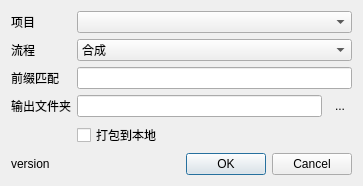
This is csheet_tool.ui in WuLiFang/wlf as Qt 5 draws it before an edit. The edited form follows.
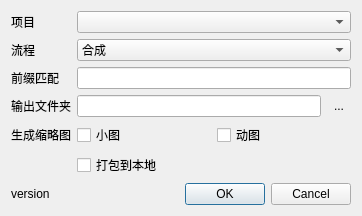
This is the edited form.

Commit message: csheet_tool 0.6.0 # Support GIF

The edit to the form file:
```diff
--- a/csheet_tool.ui
+++ b/csheet_tool.ui
@@ -6,8 +6,8 @@
    <rect>
     <x>0</x>
     <y>0</y>
-    <width>363</width>
-    <height>169</height>
+    <width>362</width>
+    <height>211</height>
    </rect>
   </property>
   <property name="windowTitle">
@@ -86,24 +86,14 @@
      </item>
     </layout>
    </item>
-   <item row="4" column="1">
-    <widget class="QCheckBox" name="checkBoxPack">
-     <property name="toolTip">
-      <string>打包后使用的是本地图片, 连不上服务器也能看, 但同时也不能实时更新了。</string>
-     </property>
-     <property name="text">
-      <string>打包到本地</string>
-     </property>
-    </widget>
-   </item>
-   <item row="5" column="0">
+   <item row="9" column="0">
     <widget class="QLabel" name="labelVersion">
      <property name="text">
       <string>version</string>
      </property>
     </widget>
    </item>
-   <item row="5" column="1">
+   <item row="9" column="1">
     <widget class="QDialogButtonBox" name="buttonBox">
      <property name="orientation">
       <enum>Qt::Horizontal</enum>
@@ -113,6 +103,41 @@
      </property>
     </widget>
    </item>
+   <item row="5" column="1">
+    <widget class="QCheckBox" name="checkBoxPack">
+     <property name="toolTip">
+      <string>打包后使用的是本地图片, 连不上服务器也能看, 但同时也不能实时更新了。</string>
+     </property>
+     <property name="text">
+      <string>打包到本地</string>
+     </property>
+    </widget>
+   </item>
+   <item row="4" column="1">
+    <layout class="QHBoxLayout" name="horizontalLayout_2">
+     <item>
+      <widget class="QCheckBox" name="checkBoxThumb">
+       <property name="text">
+        <string>小图</string>
+       </property>
+      </widget>
+     </item>
+     <item>
+      <widget class="QCheckBox" name="checkBoxPreview">
+       <property name="text">
+        <string>动图</string>
+       </property>
+      </widget>
+     </item>
+    </layout>
+   </item>
+   <item row="4" column="0">
+    <widget class="QLabel" name="label_5">
+     <property name="text">
+      <string>生成缩略图</string>
+     </property>
+    </widget>
+   </item>
   </layout>
   <action name="actionDir">
    <property name="text">
```
The commit also changes 1 other file.
